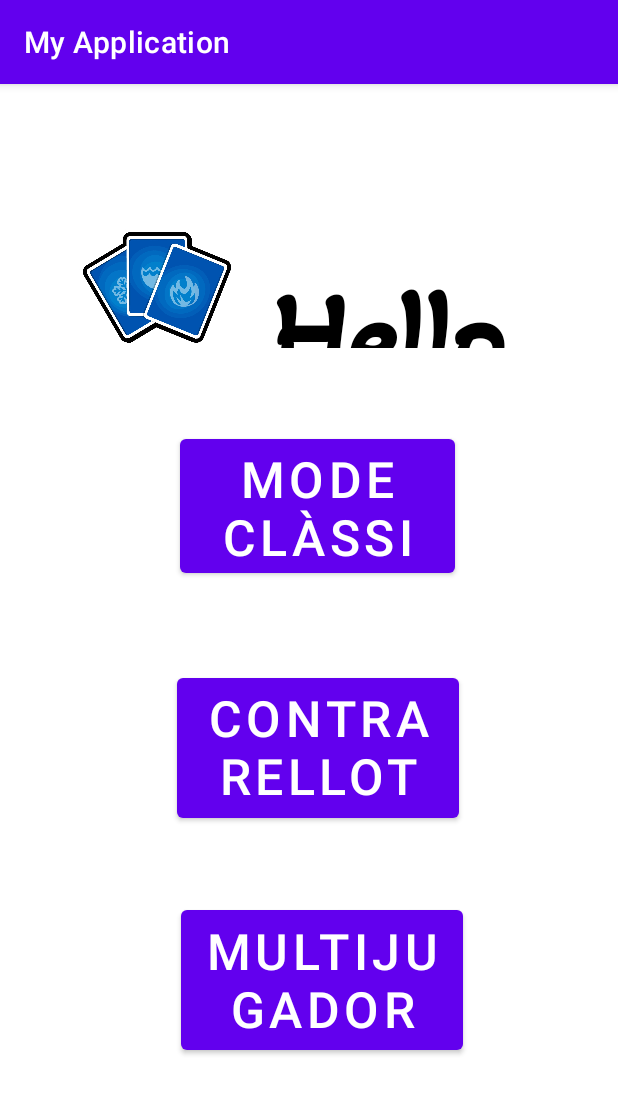
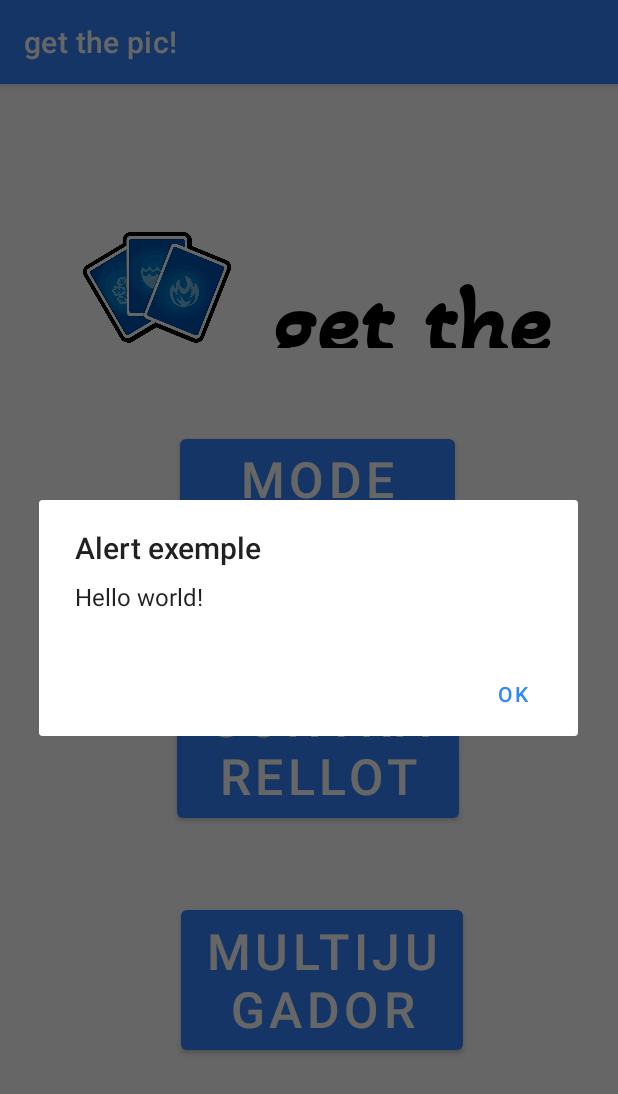
Before and after one commit to Paula63033/AndroidAppProjecte, an Android app: the screen it shows after launch (MainActivity), after a tap on an icon or button, on a phone screen of 412 x 824 dp. Shown: the top 1094 px of the screen. Run offline under Robolectric (Android 15) with nearby library versions, the phone set to English and light mode, and no system bars.

Commit message:
app start2

```diff
--- a/app/src/main/AndroidManifest.xml
+++ b/app/src/main/AndroidManifest.xml
@@ -6,7 +6,7 @@
         android:allowBackup="true"
         android:icon="@mipmap/ic_launcher"
         android:label="@string/app_name"
-        android:roundIcon="@mipmap/ic_launcher_round"
+        android:roundIcon="@mipmap/ic_launcher"
         android:supportsRtl="true"
         android:theme="@style/Theme.MyApplication">
         <activity
--- a/app/src/main/java/com/example/myapplication/MainActivity.java
+++ b/app/src/main/java/com/example/myapplication/MainActivity.java
@@ -15,7 +15,7 @@ public class MainActivity extends AppCompatActivity {
         setContentView(R.layout.activity_main);
     }
 
-    public void funcio(View e){
+    public void canviarText(View e){
         setContentView(R.layout.activity_main);
         TextView textView = (TextView)findViewById(R.id.textExemple);
         textView.setText("HelloWorld!");
@@ -23,7 +23,7 @@ public class MainActivity extends AppCompatActivity {
 
     }
 
-    public void funcio2(View e){
+    public void alerta(View e){
         setContentView(R.layout.activity_main);
         AlertDialog.Builder builder = new AlertDialog.Builder(this);
         builder.setTitle("Alert exemple");
--- a/app/src/main/res/layout/activity_main.xml
+++ b/app/src/main/res/layout/activity_main.xml
@@ -10,7 +10,7 @@
         android:id="@+id/button4"
         android:layout_width="188dp"
         android:layout_height="105dp"
-        android:onClick="funcio2"
+        android:onClick="alerta"
         android:text="multijugador"
         android:textSize="50px"
         app:layout_constraintBottom_toBottomOf="parent"
@@ -40,7 +40,7 @@
         android:id="@+id/button"
         android:layout_width="183dp"
         android:layout_height="101dp"
-        android:onClick="funcio"
+        android:onClick="alerta"
         android:text="mode clàssic"
         android:textSize="50px"
         app:layout_constraintBottom_toBottomOf="parent"
@@ -54,7 +54,7 @@
         android:id="@+id/button2"
         android:layout_width="188dp"
         android:layout_height="105dp"
-        android:onClick="funcio2"
+        android:onClick="alerta"
         android:textSize="50px"
         android:text="contrarellotge"
         app:layout_constraintBottom_toBottomOf="parent"
--- a/app/src/main/res/values/colors.xml
+++ b/app/src/main/res/values/colors.xml
@@ -7,4 +7,5 @@
     <color name="teal_700">#FF018786</color>
     <color name="black">#FF000000</color>
     <color name="white">#FFFFFFFF</color>
+    <color name="blau">#3386FF</color>
 </resources>
--- a/app/src/main/res/values/strings.xml
+++ b/app/src/main/res/values/strings.xml
@@ -1,3 +1,3 @@
 <resources>
-    <string name="app_name">My Application</string>
+    <string name="app_name">get the pic!</string>
 </resources>
--- a/app/src/main/res/values/themes.xml
+++ b/app/src/main/res/values/themes.xml
@@ -2,8 +2,8 @@
     <!-- Base application theme. -->
     <style name="Theme.MyApplication" parent="Theme.MaterialComponents.DayNight.DarkActionBar">
         <!-- Primary brand color. -->
-        <item name="colorPrimary">@color/purple_500</item>
-        <item name="colorPrimaryVariant">@color/purple_700</item>
+        <item name="colorPrimary">@color/blau</item>
+        <item name="colorPrimaryVariant">@color/blau</item>
         <item name="colorOnPrimary">@color/white</item>
         <!-- Secondary brand color. -->
         <item name="colorSecondary">@color/teal_200</item>
```
Also changed, not shown: app/src/main/res/mipmap-anydpi-v26/icono.png (added), app/src/main/res/mipmap-anydpi-v26/img.png (added), 1 other file.
